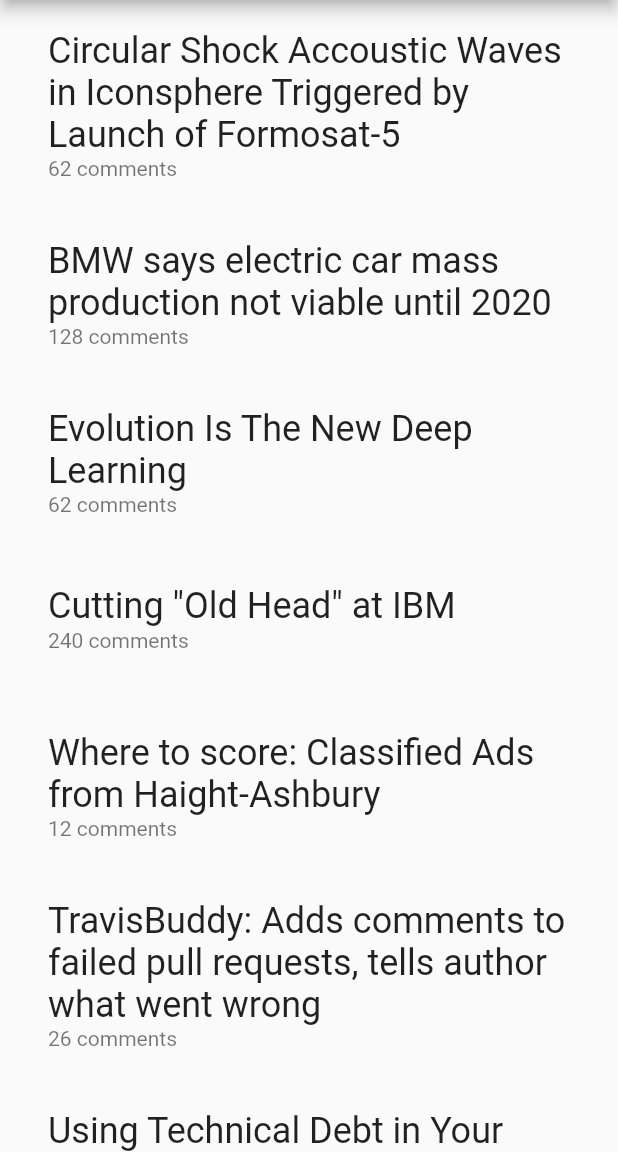
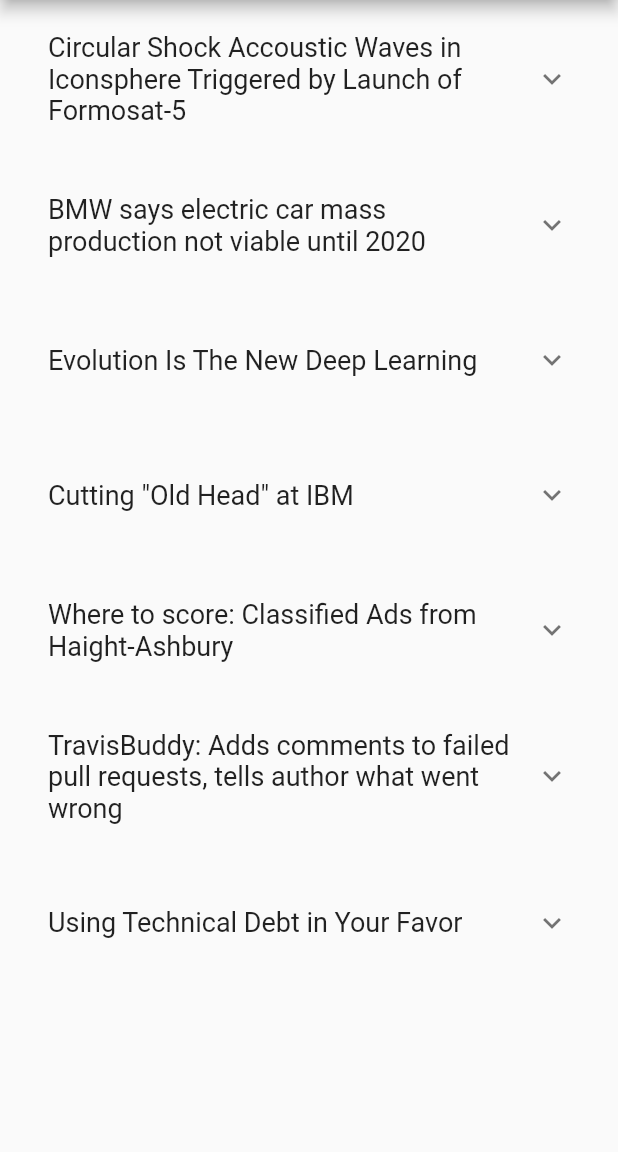
Before and after one commit to gbmahili/Flutter-Boring-apa-app, a Flutter app: the screen it shows after launch, on a phone screen of 412 x 824 dp, the part 84-1236 px from its top. Run offline on Flutter 3.47's test engine with Material 2 defaults, Android fonts, the phone set to English and light mode, and no system bars.

Commit message:
Add column to show items when button is clicked

```diff
--- a/lib/main.dart
+++ b/lib/main.dart
@@ -42,10 +42,15 @@ class _MyHomePageState extends State<MyHomePage> {
   Widget _buildItem(Article article) {
     return Padding(
       padding: const EdgeInsets.all(16.0),
-      child: ListTile(
-          title: new Text(article.text, style: new TextStyle(fontSize: 24.0),),
-          subtitle: new Text("${article.commentsCount} comments"),
-        onTap: () async {
+      child: ExpansionTile(
+        title: new Text(article.text, style: new TextStyle(fontSize: 18.0),),
+        children: <Widget>[
+          Row(
+            mainAxisAlignment: MainAxisAlignment.spaceEvenly,
+            children: <Widget>[
+
+              new Text("${article.commentsCount} comments"),
+              new IconButton(icon: new Icon(Icons.launch), onPressed: ()async {
             final url = "http://${article.domain}";
             // Check if device can lauch the link:
             launch(url);
@@ -53,8 +58,32 @@ class _MyHomePageState extends State<MyHomePage> {
               // If true, launch the link
               launch(url);
             }
-        },
+        }
+        )
+            ],
+          ),
+        ],
       ),
     );
   }
+
+//  Widget _buildItem(Article article) {
+//    return Padding(
+//      padding: const EdgeInsets.all(16.0),
+//      child: ListTile(
+//          title: new Text(article.text, style: new TextStyle(fontSize: 24.0),),
+//          subtitle: new Text("${article.commentsCount} comments"),
+//        onTap: () async {
+//            final url = "http://${article.domain}";
+//            // Check if device can lauch the link:
+//            launch(url);
+//            if(await canLaunch(url)) {
+//              // If true, launch the link
+//              launch(url);
+//            }
+//        },
+//      ),
+//    );
+//  }
+
 }
```
